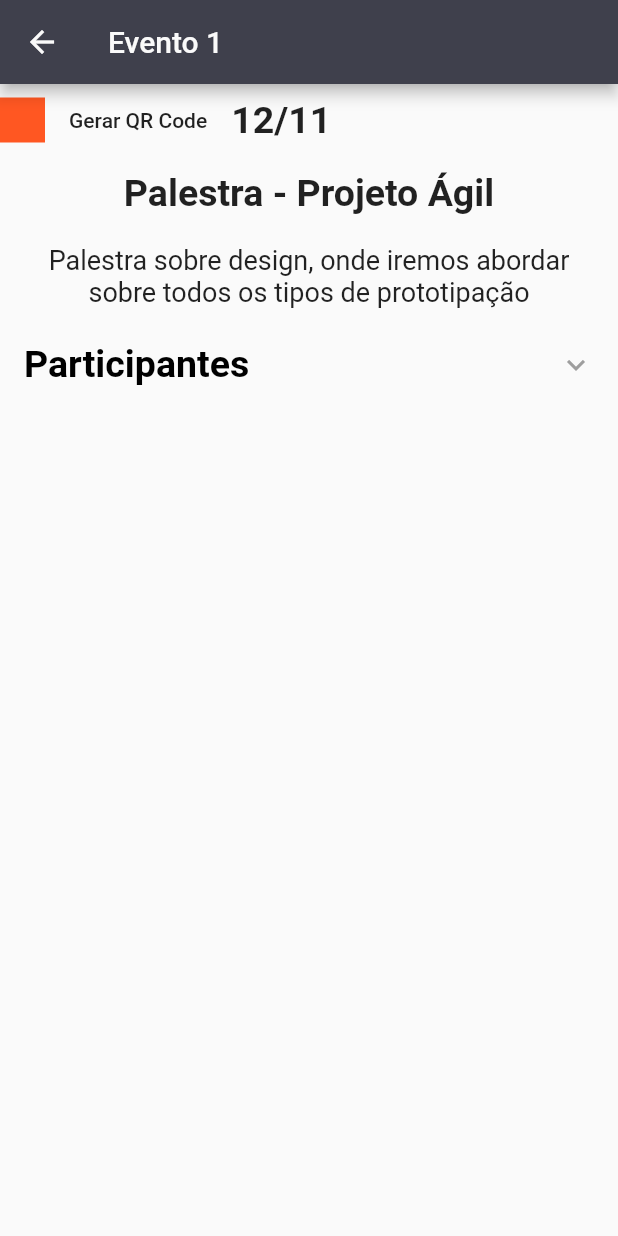
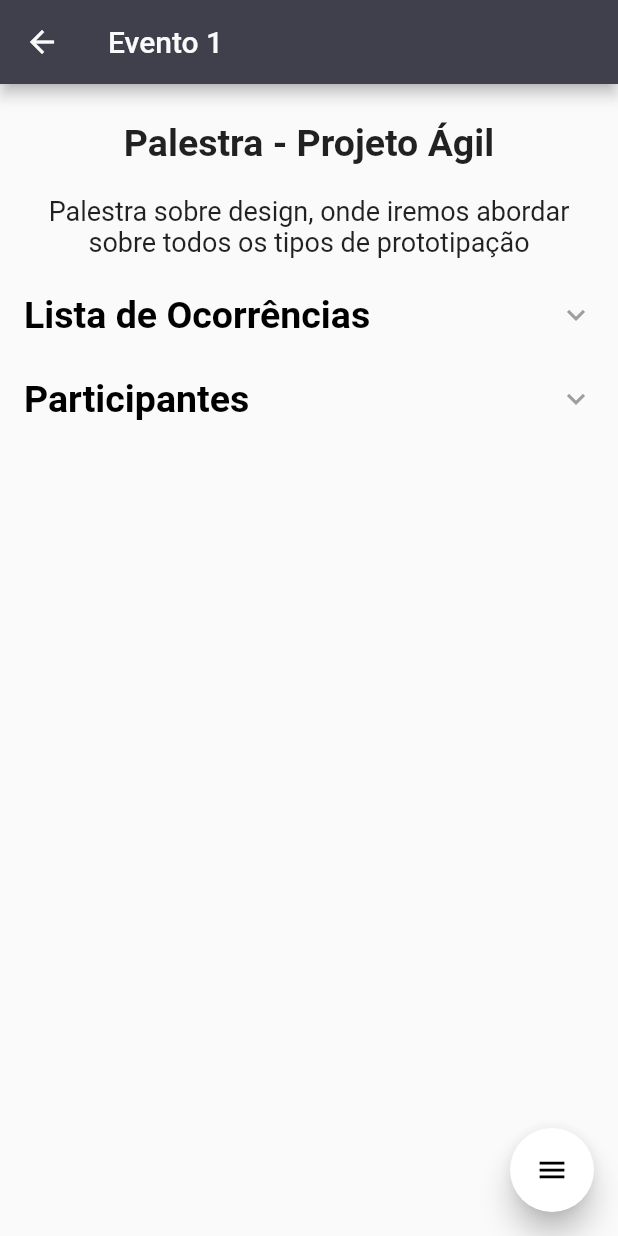
Before and after one commit to FirefliesDev/mypresence, a Flutter app: the ListDetails screen opened directly, on a phone screen of 412 x 824 dp. Run offline on Flutter 3.47's test engine with Material 2 defaults, Android fonts, the phone set to English and light mode, and no system bars; drawn by our look-alikes of flutter_speed_dial; our stand-ins replace badges, firebase_auth, flutter_calendar_carousel, flutter_datetime_picker, google_sign_in; accounts and stored records are empty.

Commit message:
lista de detalhamento de ocorrência

```diff
--- a/lib/ui/widgets/list_details.dart
+++ b/lib/ui/widgets/list_details.dart
@@ -1,4 +1,6 @@
+import 'package:flutter/cupertino.dart';
 import 'package:flutter/material.dart';
+import 'package:flutter_speed_dial/flutter_speed_dial.dart';
 import 'package:mypresence/ui/widgets/custom_expansion_tile.dart' as cet;
 import 'package:mypresence/utils/colors_palette.dart';
 
@@ -15,33 +17,8 @@ class _ListDetailsState extends State<ListDetails> {
       body: SafeArea(
         child: Column(
           children: <Widget>[
-            Row(
-              children: <Widget>[
-                Row(
-                  children: <Widget>[
-                    Container(
-                      width: 30.0,
-                      height: 30.0,
-                      decoration: new BoxDecoration(
-                        color: Colors.deepOrange,
-                        shape: BoxShape.rectangle,
-                      ),
-                    ),
-                    FlatButton(
-                      onPressed: () {},
-                      child: Text('Gerar QR Code'),
-                    ),
-                    Text(
-                      '12/11',
-                      style:
-                          TextStyle(fontSize: 25, fontWeight: FontWeight.w600),
-                    ),
-                  ],
-                ),
-              ],
-            ),
             Padding(
-              padding: const EdgeInsets.symmetric(vertical: 10, horizontal: 25),
+              padding: const EdgeInsets.fromLTRB(25, 25, 25, 10),
               child: Text(
                 'Palestra - Projeto Ágil',
                 textAlign: TextAlign.center,
@@ -56,6 +33,56 @@ class _ListDetailsState extends State<ListDetails> {
                 textAlign: TextAlign.center,
                 style: TextStyle(fontSize: 18, fontWeight: FontWeight.w400),
               ),
+            ),
+            cet.ExpansionTile(
+              title: Container(
+                child: Text(
+                  'Lista de Ocorrências',
+                  style: TextStyle(
+                    color: Colors.black,
+                    fontWeight: FontWeight.w700,
+                    fontSize: 25,
+                  ),
+                ),
+              ),
+              children: <Widget>[
+                Column(
+                  children: <Widget>[
+                    Container(
+                      margin: EdgeInsets.symmetric(vertical: 10),
+                      child: Row(
+                        mainAxisAlignment: MainAxisAlignment.spaceEvenly,
+                        children: <Widget>[
+                          Text(
+                            "23/11",
+                            style: TextStyle(
+                              inherit: true,
+                              fontWeight: FontWeight.w500,
+                              fontSize: 20,
+                            ),
+                          ),
+                          Text(
+                            "Hora",
+                            style: TextStyle(
+                              inherit: true,
+                              fontWeight: FontWeight.w500,
+                              fontSize: 20,
+                            ),
+                          ),
+                          Text(
+                            "Local",
+                            style: TextStyle(
+                              inherit: true,
+                              fontWeight: FontWeight.w500,
+                              fontSize: 20,
+                            ),
+                          ),
+                        ],
+                      ),
+                    ),
+                  ],
+                ),
+              ],
             ),
             cet.ExpansionTile(
               title: Container(
@@ -201,6 +228,44 @@ class _ListDetailsState extends State<ListDetails> {
           ],
         ),
       ),
+      floatingActionButton: SpeedDial(
+        // both default to 16
+        marginRight: 18,
+        marginBottom: 20,
+        animatedIcon: AnimatedIcons.menu_close,
+        animatedIconTheme: IconThemeData(size: 22.0),
+        // this is ignored if animatedIcon is non null
+        //child: Icon(Icons.add),
+        // If true user is forced to close dial manually
+        // by tapping main button and overlay is not rendered.
+        closeManually: false,
+        curve: Curves.bounceIn,
+        overlayColor: Colors.black,
+        overlayOpacity: 0.1,
+        onOpen: () => print('OPENING DIAL'),
+        onClose: () => print('DIAL CLOSED'),
+        tooltip: 'Speed Dial',
+        heroTag: 'speed-dial-hero-tag',
+        backgroundColor: Colors.white,
+        foregroundColor: Colors.black,
+        elevation: 8.0,
+        shape: CircleBorder(),
+        children: [
+          SpeedDialChild(
+              child: Icon(Icons.person),
+              backgroundColor: Colors.green,
+              label: 'Novo Participante',
+              labelStyle: TextStyle(fontSize: 18.0),
+              onTap: () => print('add_participant')),
+          SpeedDialChild(
+            child: Icon(Icons.event),
+            backgroundColor: Colors.blue,
+            label: 'Novo Ocorrência',
+            labelStyle: TextStyle(fontSize: 18.0),
+            onTap: () => print('add_occurrence'),
+          ),
+        ],
+      ),
     );
   }
 
--- a/pubspec.yaml
+++ b/pubspec.yaml
@@ -29,6 +29,7 @@ dependencies:
   badges: ^1.1.0
   flutter_calendar_carousel: ^1.4.9
   flutter_datetime_picker: ^1.2.8
+  flutter_speed_dial: 1.2.4
 
 dev_dependencies:
   flutter_test:
```
Also changed, not shown: pubspec.lock.
